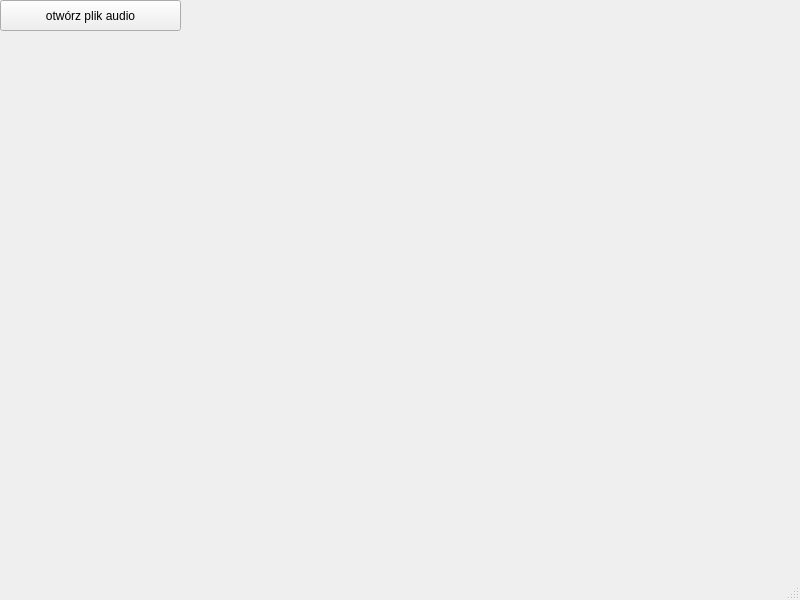
Yepthatsit/DSP-projekt, file UiDesigner/audio_visualizer.ui: the form before one commit.
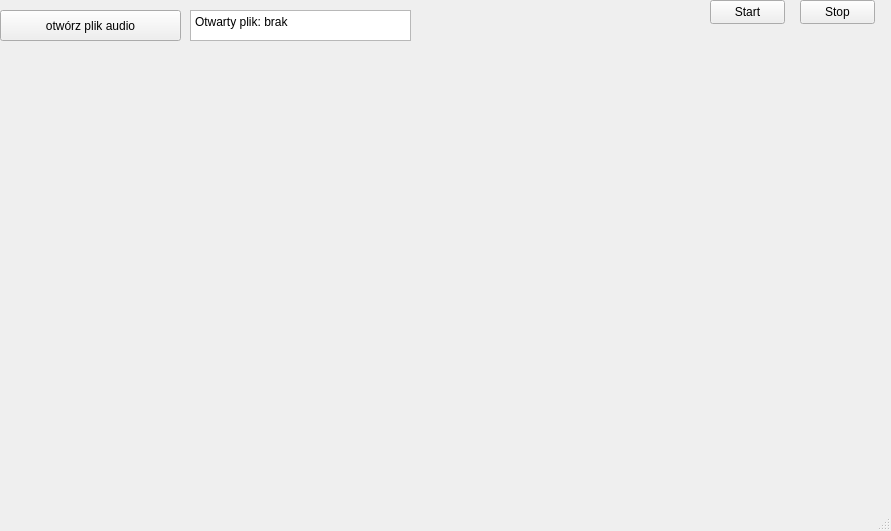
The form after the commit.

Patch:
```diff
--- a/UiDesigner/audio_visualizer.ui
+++ b/UiDesigner/audio_visualizer.ui
@@ -6,8 +6,8 @@
    <rect>
     <x>0</x>
     <y>0</y>
-    <width>800</width>
-    <height>600</height>
+    <width>891</width>
+    <height>531</height>
    </rect>
   </property>
   <property name="windowTitle">
@@ -21,7 +21,7 @@
     <property name="geometry">
      <rect>
       <x>0</x>
-      <y>0</y>
+      <y>10</y>
       <width>181</width>
       <height>31</height>
      </rect>
@@ -30,6 +30,52 @@
      <string>otwórz plik audio</string>
     </property>
    </widget>
+   <widget class="QTextBrowser" name="textBrowser">
+    <property name="geometry">
+     <rect>
+      <x>190</x>
+      <y>10</y>
+      <width>221</width>
+      <height>31</height>
+     </rect>
+    </property>
+    <property name="html">
+     <string>&lt;!DOCTYPE HTML PUBLIC &quot;-//W3C//DTD HTML 4.0//EN&quot; &quot;http://www.w3.org/TR/REC-html40/strict.dtd&quot;&gt;
+&lt;html&gt;&lt;head&gt;&lt;meta name=&quot;qrichtext&quot; content=&quot;1&quot; /&gt;&lt;meta charset=&quot;utf-8&quot; /&gt;&lt;style type=&quot;text/css&quot;&gt;
+p, li { white-space: pre-wrap; }
+hr { height: 1px; border-width: 0; }
+li.unchecked::marker { content: &quot;\2610&quot;; }
+li.checked::marker { content: &quot;\2612&quot;; }
+&lt;/style&gt;&lt;/head&gt;&lt;body style=&quot; font-family:'Segoe UI'; font-size:9pt; font-weight:400; font-style:normal;&quot;&gt;
+&lt;p style=&quot; margin-top:0px; margin-bottom:0px; margin-left:0px; margin-right:0px; -qt-block-indent:0; text-indent:0px;&quot;&gt;Otwarty plik: brak&lt;/p&gt;&lt;/body&gt;&lt;/html&gt;</string>
+    </property>
+   </widget>
+   <widget class="QPushButton" name="pushButton">
+    <property name="geometry">
+     <rect>
+      <x>710</x>
+      <y>0</y>
+      <width>75</width>
+      <height>24</height>
+     </rect>
+    </property>
+    <property name="text">
+     <string>Start</string>
+    </property>
+   </widget>
+   <widget class="QPushButton" name="pushButton_2">
+    <property name="geometry">
+     <rect>
+      <x>800</x>
+      <y>0</y>
+      <width>75</width>
+      <height>24</height>
+     </rect>
+    </property>
+    <property name="text">
+     <string>Stop</string>
+    </property>
+   </widget>
   </widget>
   <widget class="QMenuBar" name="menubar">
    <property name="geometry">
```
Left out of the diff: 5 changed lines with no effect on the pictures.
